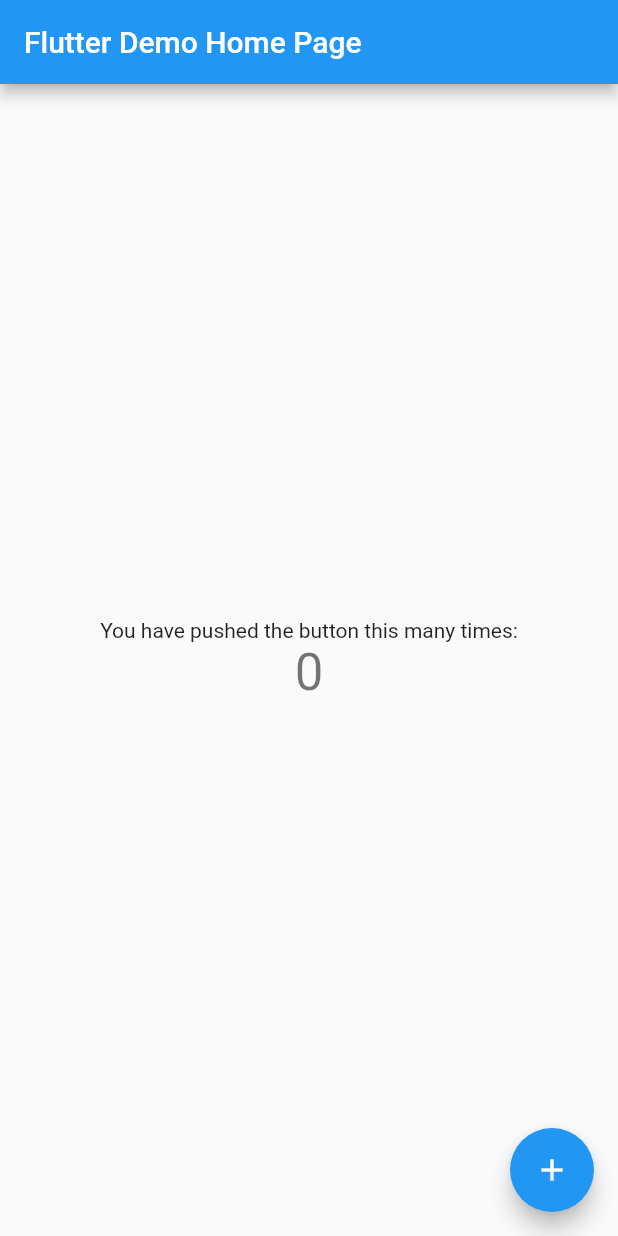
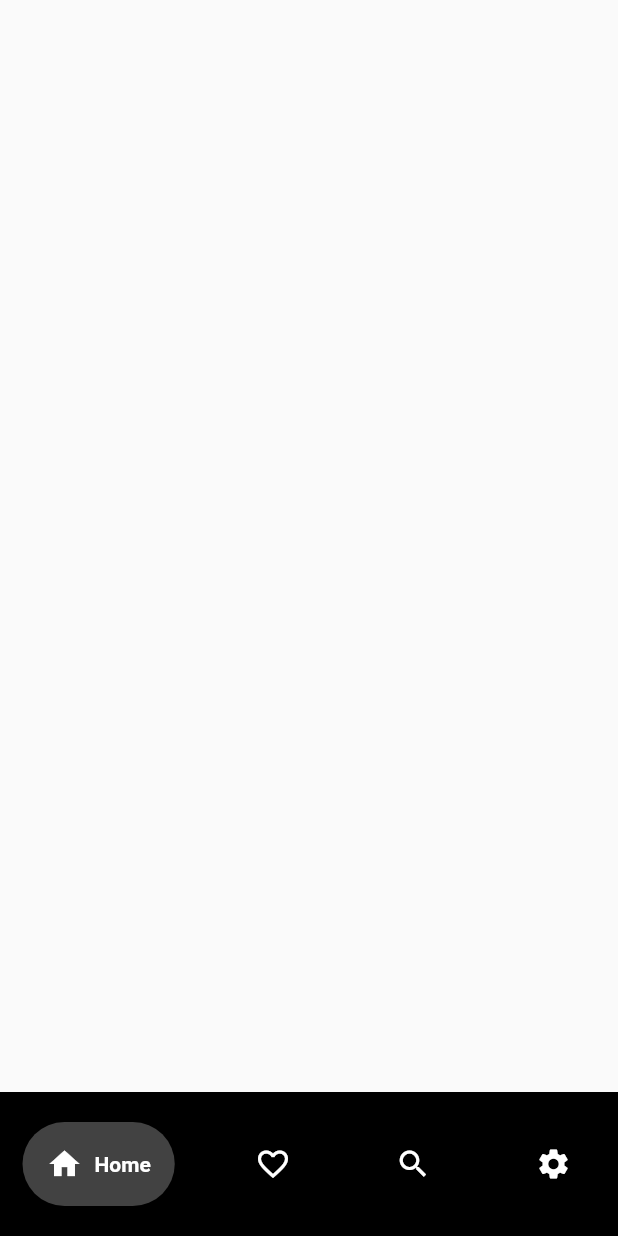
Before and after one commit to hg-ian-choi/flutter-example, a Flutter app: the screen it shows after launch, on a phone screen of 412 x 824 dp. Run offline on Flutter 3.47's test engine with Material 2 defaults, Android fonts, the phone set to English and light mode, and no system bars; drawn by our look-alikes of google_nav_bar; our stand-ins replace firebase_auth, firebase_core, google_sign_in, shared_preferences; accounts and stored records are empty.

Commit message:
mk: try "google_nav_bar"

```diff
--- /dev/null
+++ b/mk/google_nav_bar_test/lib/homepage.dart
@@ -0,0 +1,55 @@
+import 'package:flutter/src/widgets/framework.dart';
+import 'package:flutter/src/widgets/placeholder.dart';
+
+import 'package:flutter/material.dart';
+import 'package:google_nav_bar/google_nav_bar.dart';
+
+class HomePage extends StatefulWidget {
+  const HomePage({super.key});
+
+  @override
+  State<HomePage> createState() => _HomePageState();
+}
+
+class _HomePageState extends State<HomePage> {
+  @override
+  Widget build(BuildContext context) {
+    return Scaffold(
+      bottomNavigationBar: Container(
+        color: Colors.black,
+        child: Padding(
+          padding: const EdgeInsets.symmetric(horizontal: 15, vertical: 20),
+          child: GNav(
+            backgroundColor: Colors.black,
+            color: Colors.white,
+            activeColor: Colors.white,
+            tabBackgroundColor: Colors.grey.shade800,
+            gap: 8,
+            onTabChange: (index) {
+              print(index);
+            },
+            padding: const EdgeInsets.all(16),
+            tabs: const [
+              GButton(
+                icon: Icons.home,
+                text: 'Home',
+              ),
+              GButton(
+                icon: Icons.favorite_border,
+                text: 'Likes',
+              ),
+              GButton(
+                icon: Icons.search,
+                text: 'Search',
+              ),
+              GButton(
+                icon: Icons.settings,
+                text: 'Settings',
+              ),
+            ],
+          ),
+        ),
+      ),
+    );
+  }
+}
--- a/mk/google_nav_bar_test/lib/main.dart
+++ b/mk/google_nav_bar_test/lib/main.dart
@@ -1,115 +1,18 @@
 import 'package:flutter/material.dart';
+import 'package:google_nav_bar_test/homepage.dart';
 
 void main() {
-  runApp(const MyApp());
+ runApp(const MyApp());
 }
 
 class MyApp extends StatelessWidget {
   const MyApp({super.key});
 
-  // This widget is the root of your application.
   @override
   Widget build(BuildContext context) {
-    return MaterialApp(
-      title: 'Flutter Demo',
-      theme: ThemeData(
-        // This is the theme of your application.
-        //
-        // Try running your application with "flutter run". You'll see the
-        // application has a blue toolbar. Then, without quitting the app, try
-        // changing the primarySwatch below to Colors.green and then invoke
-        // "hot reload" (press "r" in the console where you ran "flutter run",
-        // or simply save your changes to "hot reload" in a Flutter IDE).
-        // Notice that the counter didn't reset back to zero; the application
-        // is not restarted.
-        primarySwatch: Colors.blue,
-      ),
-      home: const MyHomePage(title: 'Flutter Demo Home Page'),
+    return const MaterialApp(
+      debugShowCheckedModeBanner: false,
+      home: HomePage(),
     );
   }
 }
-
-class MyHomePage extends StatefulWidget {
-  const MyHomePage({super.key, required this.title});
-
-  // This widget is the home page of your application. It is stateful, meaning
-  // that it has a State object (defined below) that contains fields that affect
-  // how it looks.
-
-  // This class is the configuration for the state. It holds the values (in this
-  // case the title) provided by the parent (in this case the App widget) and
-  // used by the build method of the State. Fields in a Widget subclass are
-  // always marked "final".
-
-  final String title;
-
-  @override
-  State<MyHomePage> createState() => _MyHomePageState();
-}
-
-class _MyHomePageState extends State<MyHomePage> {
-  int _counter = 0;
-
-  void _incrementCounter() {
-    setState(() {
-      // This call to setState tells the Flutter framework that something has
-      // changed in this State, which causes it to rerun the build method below
-      // so that the display can reflect the updated values. If we changed
-      // _counter without calling setState(), then the build method would not be
-      // called again, and so nothing would appear to happen.
-      _counter++;
-    });
-  }
-
-  @override
-  Widget build(BuildContext context) {
-    // This method is rerun every time setState is called, for instance as done
-    // by the _incrementCounter method above.
-    //
-    // The Flutter framework has been optimized to make rerunning build methods
-    // fast, so that you can just rebuild anything that needs updating rather
-    // than having to individually change instances of widgets.
-    return Scaffold(
-      appBar: AppBar(
-        // Here we take the value from the MyHomePage object that was created by
-        // the App.build method, and use it to set our appbar title.
-        title: Text(widget.title),
-      ),
-      body: Center(
-        // Center is a layout widget. It takes a single child and positions it
-        // in the middle of the parent.
-        child: Column(
-          // Column is also a layout widget. It takes a list of children and
-          // arranges them vertically. By default, it sizes itself to fit its
-          // children horizontally, and tries to be as tall as its parent.
-          //
-          // Invoke "debug painting" (press "p" in the console, choose the
-          // "Toggle Debug Paint" action from the Flutter Inspector in Android
-          // Studio, or the "Toggle Debug Paint" command in Visual Studio Code)
-          // to see the wireframe for each widget.
-          //
-          // Column has various properties to control how it sizes itself and
-          // how it positions its children. Here we use mainAxisAlignment to
-          // center the children vertically; the main axis here is the vertical
-          // axis because Columns are vertical (the cross axis would be
-          // horizontal).
-          mainAxisAlignment: MainAxisAlignment.center,
-          children: <Widget>[
-            const Text(
-              'You have pushed the button this many times:',
-            ),
-            Text(
-              '$_counter',
-              style: Theme.of(context).textTheme.headlineMedium,
-            ),
-          ],
-        ),
-      ),
-      floatingActionButton: FloatingActionButton(
-        onPressed: _incrementCounter,
-        tooltip: 'Increment',
-        child: const Icon(Icons.add),
-      ), // This trailing comma makes auto-formatting nicer for build methods.
-    );
-  }
-}
```
